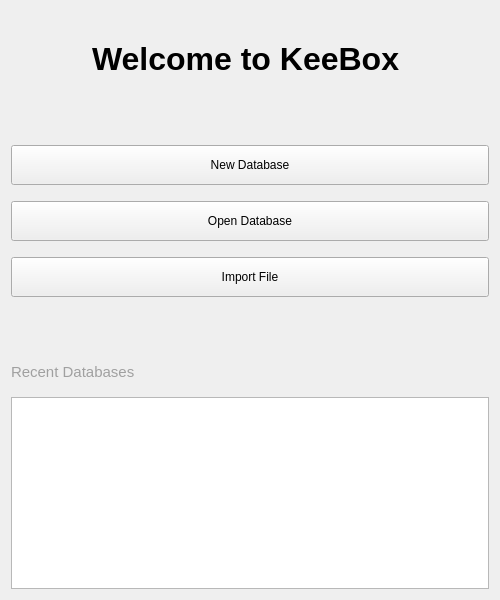
This is source/gui/WelcomeWidget.ui in yassine20011/KeeBox as Qt 5 draws it before an edit. The edited form follows.
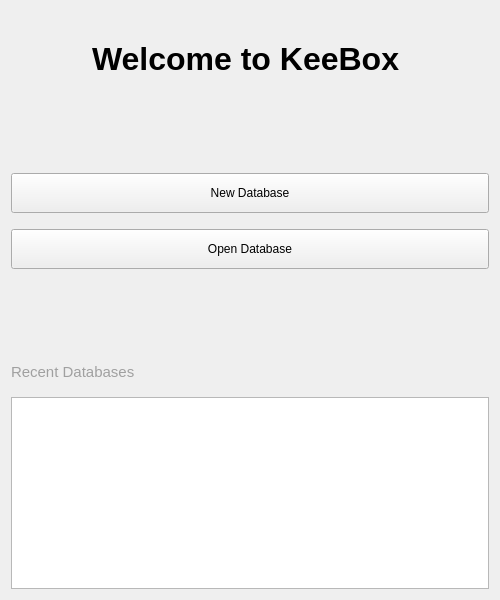
This is the edited form. Icons and pictures are not drawn.

Commit message: Removed the Import File button from the Welcome Page

```diff
--- a/source/gui/WelcomeWidget.ui
+++ b/source/gui/WelcomeWidget.ui
@@ -104,25 +104,6 @@
      </property>
     </widget>
    </item>
-   <item>
-    <widget class="QPushButton" name="buttonImport">
-     <property name="minimumSize">
-      <size>
-       <width>200</width>
-       <height>40</height>
-      </size>
-     </property>
-     <property name="styleSheet">
-      <string notr="true">
-        min-width: 200px;
-        padding: 8px 16px;
-      </string>
-     </property>
-     <property name="text">
-      <string>Import File</string>
-     </property>
-    </widget>
-   </item>
    <item>
     <spacer name="verticalSpacer_2">
      <property name="orientation">
```
The commit also changes 1 other file.
